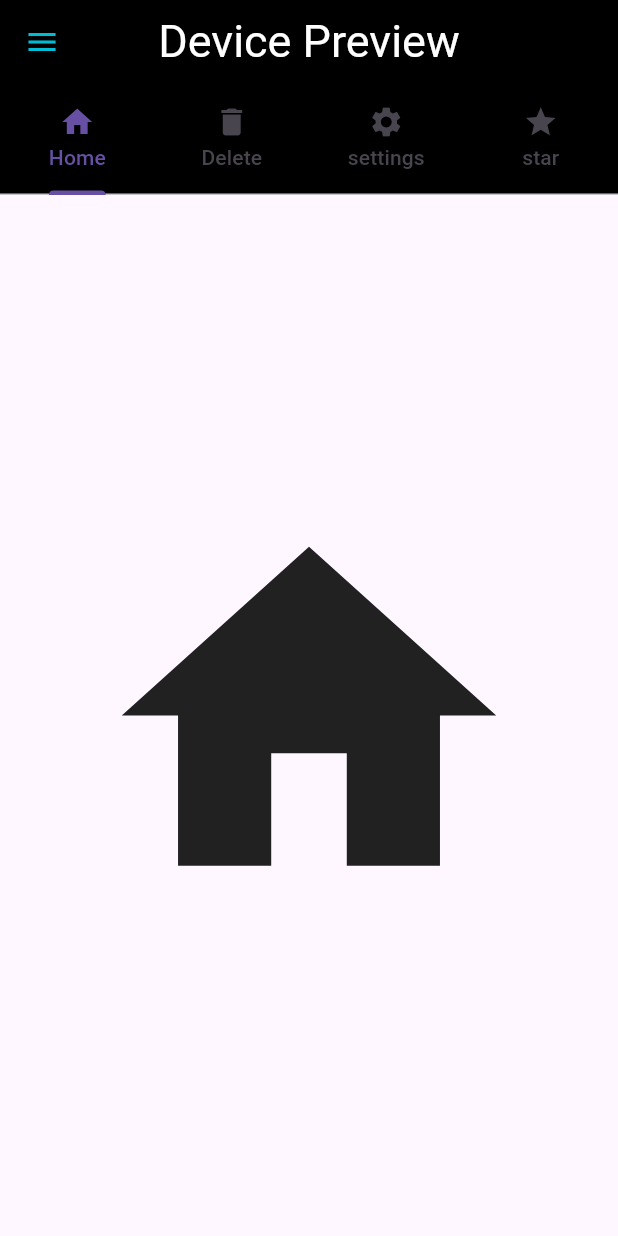
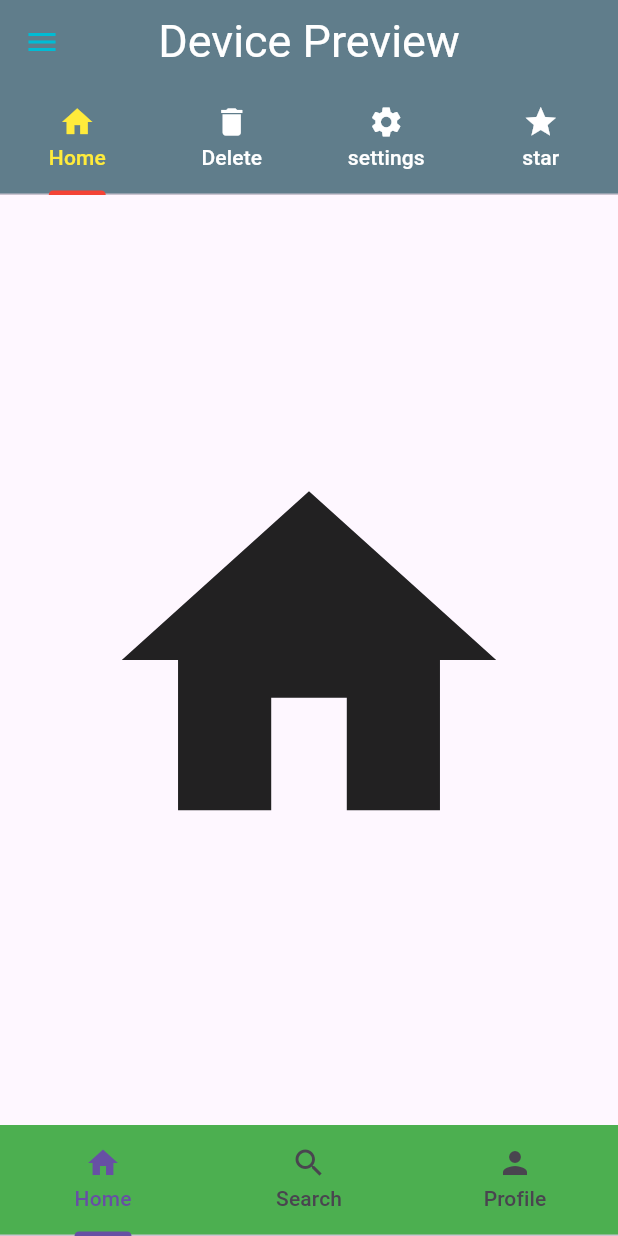
Before and after one commit to safaat260/Ostad_Flutter, a Flutter app: the screen it shows after launch, on a phone screen of 412 x 824 dp. Run offline on Flutter 3.47's test engine with Material 3 defaults, Android fonts, the phone set to English and light mode, and no system bars; our stand-ins replace device_preview, flutter_screenutil.

Commit message:
bottomnavigator(simple)

```diff
--- a/lib/Module_09/class 3/device_preview_home.dart
+++ b/lib/Module_09/class 3/device_preview_home.dart
@@ -19,12 +19,15 @@ class _device_preview_homeState extends State<device_preview_home> {
             "Device Preview",
             style: TextStyle(color: Colors.white, fontSize: 30),
           ),
-          backgroundColor: Colors.black,
+          backgroundColor: Colors.blueGrey,
           centerTitle: true,
 
           //drawer color is here
           iconTheme: IconThemeData(color: Colors.cyan),
           bottom: TabBar(
+            labelColor: Colors.yellow,
+              unselectedLabelColor: Colors.white,
+              indicatorColor: Colors.red,
               tabs: [
 
                 Tab(
@@ -44,6 +47,16 @@ class _device_preview_homeState extends State<device_preview_home> {
                   icon: Icon(Icons.star),
                 ),
               ]
+          ),
+        ),
+
+        bottomNavigationBar: Material(
+          color: Colors.green,
+          child: TabBar(tabs: [
+            Tab(icon: Icon(Icons.home), text: 'Home'),
+            Tab(icon: Icon(Icons.search), text: 'Search'),
+            Tab(icon: Icon(Icons.person), text: 'Profile'),
+          ]
           ),
         ),
 
```
